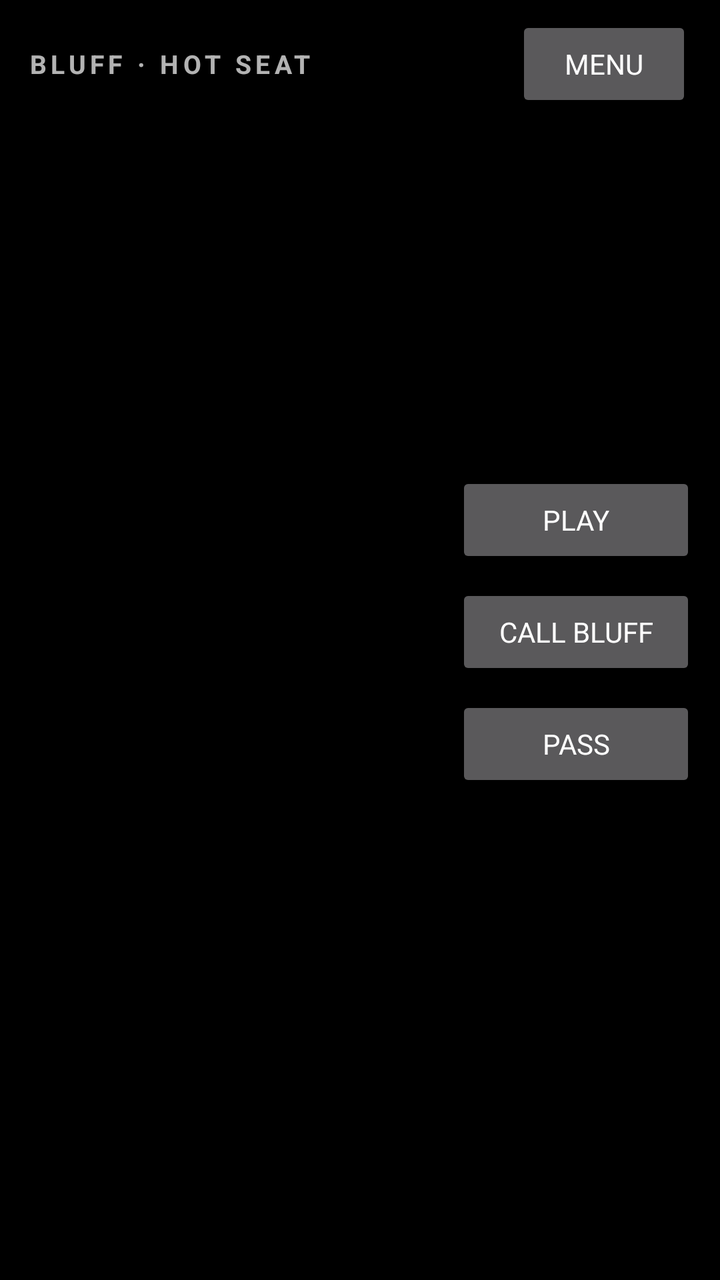
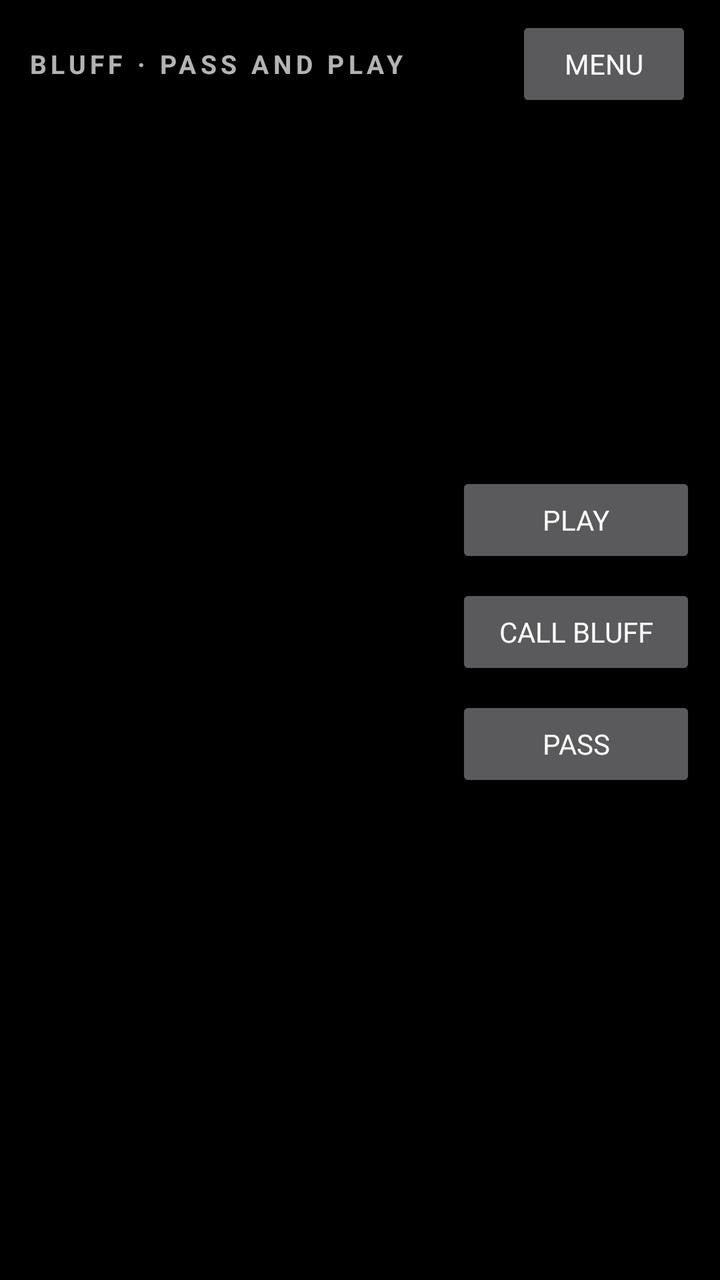

Screens rendered from an Android XML layout before and after an edit, with the pre-edit source and the edit as a unified diff.
<!-- AndroidManifest.xml: activity theme Theme.CardClash.Dev.Game -->
<!-- res/layout/activity_bluff.xml -->
<?xml version="1.0" encoding="utf-8"?>
<androidx.constraintlayout.widget.ConstraintLayout
    xmlns:android="http://schemas.android.com/apk/res/android"
    xmlns:app="http://schemas.android.com/apk/res-auto"
    android:id="@+id/tableRoot"
    android:layout_width="match_parent"
    android:layout_height="match_parent"
    android:keepScreenOn="true">

    
    <LinearLayout
        android:id="@+id/topBar"
        android:layout_width="0dp"
        android:layout_height="wrap_content"
        android:orientation="horizontal"
        android:gravity="center_vertical"
        android:paddingHorizontal="14dp"
        android:paddingVertical="8dp"
        app:layout_constraintTop_toTopOf="parent"
        app:layout_constraintStart_toStartOf="parent"
        app:layout_constraintEnd_toEndOf="parent">

        <TextView
            android:id="@+id/modeLabel"
            android:layout_width="wrap_content"
            android:layout_height="wrap_content"
            android:text="BLUFF · HOT SEAT"
            android:letterSpacing="0.16"
            android:textStyle="bold"
            android:textSize="13sp" />

        <TextView
            android:id="@+id/ruleLabel"
            android:layout_width="wrap_content"
            android:layout_height="wrap_content"
            android:text=""
            android:textSize="12sp"
            android:letterSpacing="0.12"
            android:layout_marginStart="14dp" />

        <View android:layout_width="0dp" android:layout_height="1dp" android:layout_weight="1" />

        <Button
            android:id="@+id/btnMenu"
            android:layout_width="wrap_content"
            android:layout_height="wrap_content"
            android:text="MENU" />
    </LinearLayout>

    
    <ScrollView
        android:id="@+id/opponentScroll"
        android:layout_width="160dp"
        android:layout_height="0dp"
        android:scrollbars="none"
        android:paddingHorizontal="10dp"
        app:layout_constraintTop_toBottomOf="@id/topBar"
        app:layout_constraintBottom_toBottomOf="parent"
        app:layout_constraintStart_toStartOf="parent">

        <LinearLayout
            android:id="@+id/opponentColumn"
            android:layout_width="match_parent"
            android:layout_height="wrap_content"
            android:orientation="vertical"
            android:paddingTop="6dp"
            android:paddingBottom="10dp" />
    </ScrollView>

    
    <LinearLayout
        android:id="@+id/centerStack"
        android:layout_width="0dp"
        android:layout_height="wrap_content"
        android:orientation="vertical"
        android:gravity="center_horizontal"
        android:paddingHorizontal="20dp"
        app:layout_constraintTop_toBottomOf="@id/topBar"
        app:layout_constraintBottom_toTopOf="@id/handArea"
        app:layout_constraintStart_toEndOf="@id/opponentScroll"
        app:layout_constraintEnd_toStartOf="@id/actionColumn"
        app:layout_constraintVertical_bias="0.45">

        <TextView
            android:id="@+id/sequenceLabel"
            android:layout_width="wrap_content"
            android:layout_height="wrap_content"
            android:text="NO ACTIVE SEQUENCE"
            android:textSize="11sp"
            android:textStyle="bold"
            android:letterSpacing="0.20"
            android:gravity="center"
            android:paddingHorizontal="14dp"
            android:paddingVertical="6dp" />

        <FrameLayout
            android:id="@+id/pileStack"
            android:layout_width="wrap_content"
            android:layout_height="wrap_content"
            android:layout_marginTop="8dp" />

        <TextView
            android:id="@+id/pileMeta"
            android:layout_width="wrap_content"
            android:layout_height="wrap_content"
            android:text=""
            android:textSize="11sp"
            android:letterSpacing="0.18"
            android:layout_marginTop="10dp" />

        <TextView
            android:id="@+id/turnLabel"
            android:layout_width="wrap_content"
            android:layout_height="wrap_content"
            android:text=""
            android:textSize="13sp"
            android:textStyle="bold"
            android:letterSpacing="0.12"
            android:layout_marginTop="4dp" />

        <TextView
            android:id="@+id/resolution"
            android:layout_width="wrap_content"
            android:layout_height="wrap_content"
            android:text=""
            android:textSize="12sp"
            android:gravity="center"
            android:paddingHorizontal="10dp"
            android:layout_marginTop="6dp" />

        <HorizontalScrollView
            android:id="@+id/rankPickerScroll"
            android:layout_width="wrap_content"
            android:layout_height="wrap_content"
            android:scrollbars="none"
            android:paddingHorizontal="16dp"
            android:layout_marginTop="10dp"
            android:visibility="gone">

            <LinearLayout
                android:id="@+id/rankPicker"
                android:layout_width="wrap_content"
                android:layout_height="wrap_content"
                android:orientation="horizontal" />
        </HorizontalScrollView>

        <TextView
            android:id="@+id/lockedRankLabel"
            android:layout_width="wrap_content"
            android:layout_height="wrap_content"
            android:text=""
            android:textSize="11sp"
            android:letterSpacing="0.14"
            android:layout_marginTop="6dp"
            android:visibility="gone" />
    </LinearLayout>

    
    <LinearLayout
        android:id="@+id/handArea"
        android:layout_width="0dp"
        android:layout_height="wrap_content"
        android:orientation="vertical"
        android:paddingHorizontal="14dp"
        android:paddingBottom="10dp"
        app:layout_constraintBottom_toBottomOf="parent"
        app:layout_constraintStart_toEndOf="@id/opponentScroll"
        app:layout_constraintEnd_toStartOf="@id/actionColumn">

        <LinearLayout
            android:layout_width="match_parent"
            android:layout_height="wrap_content"
            android:orientation="horizontal"
            android:gravity="center_vertical">

            <TextView
                android:id="@+id/handCountLabel"
                android:layout_width="0dp"
                android:layout_height="wrap_content"
                android:layout_weight="1"
                android:text=""
                android:textSize="11sp"
                android:letterSpacing="0.10" />

            <TextView
                android:id="@+id/selectionInfo"
                android:layout_width="wrap_content"
                android:layout_height="wrap_content"
                android:text=""
                android:textSize="11sp"
                android:letterSpacing="0.10" />
        </LinearLayout>

        <HorizontalScrollView
            android:id="@+id/handScroll"
            android:layout_width="match_parent"
            android:layout_height="wrap_content"
            android:scrollbars="none"
            android:layout_marginTop="6dp">

            <LinearLayout
                android:id="@+id/handRow"
                android:layout_width="wrap_content"
                android:layout_height="wrap_content"
                android:orientation="horizontal"
                android:gravity="center_vertical"
                android:paddingTop="14dp" />
        </HorizontalScrollView>
    </LinearLayout>

    
    <LinearLayout
        android:id="@+id/actionColumn"
        android:layout_width="wrap_content"
        android:layout_height="wrap_content"
        android:orientation="vertical"
        android:paddingHorizontal="12dp"
        app:layout_constraintTop_toTopOf="parent"
        app:layout_constraintBottom_toBottomOf="parent"
        app:layout_constraintEnd_toEndOf="parent">

        <Button
            android:id="@+id/btnPlay"
            android:layout_width="120dp"
            android:layout_height="wrap_content"
            android:text="PLAY"
            android:enabled="false"
            android:layout_marginBottom="8dp" />

        <Button
            android:id="@+id/btnCallBluff"
            android:layout_width="120dp"
            android:layout_height="wrap_content"
            android:text="CALL BLUFF"
            android:layout_marginBottom="8dp" />

        <Button
            android:id="@+id/btnSkip"
            android:layout_width="120dp"
            android:layout_height="wrap_content"
            android:text="PASS"
            android:layout_marginBottom="8dp" />

        <Button
            android:id="@+id/btnClear"
            android:layout_width="120dp"
            android:layout_height="wrap_content"
            android:text="CLEAR PILE"
            android:visibility="gone" />
    </LinearLayout>

    
    <LinearLayout
        android:id="@+id/openCallOverlay"
        android:layout_width="0dp"
        android:layout_height="0dp"
        android:orientation="vertical"
        android:gravity="center"
        android:padding="32dp"
        android:visibility="gone"
        app:layout_constraintTop_toBottomOf="@id/topBar"
        app:layout_constraintBottom_toBottomOf="parent"
        app:layout_constraintStart_toStartOf="parent"
        app:layout_constraintEnd_toEndOf="parent">

        <TextView
            android:id="@+id/openCallEyebrow"
            android:layout_width="wrap_content"
            android:layout_height="wrap_content"
            android:text="OPEN CALL WINDOW"
            android:letterSpacing="0.20"
            android:textSize="12sp"
            android:textStyle="bold" />

        <TextView
            android:id="@+id/openCallClaim"
            android:layout_width="wrap_content"
            android:layout_height="wrap_content"
            android:text=""
            android:textSize="32sp"
            android:textStyle="bold"
            android:letterSpacing="0.04"
            android:gravity="center"
            android:layout_marginTop="14dp" />

        <TextView
            android:id="@+id/openCallSub"
            android:layout_width="wrap_content"
            android:layout_height="wrap_content"
            android:text="Anyone calling? Tap your name. Otherwise pass to the next player."
            android:textSize="14sp"
            android:gravity="center"
            android:layout_marginTop="10dp"
            android:layout_marginBottom="20dp" />

        <LinearLayout
            android:id="@+id/openCallCallerRow"
            android:layout_width="wrap_content"
            android:layout_height="wrap_content"
            android:orientation="horizontal"
            android:gravity="center" />

        <Button
            android:id="@+id/btnNoCall"
            android:layout_width="wrap_content"
            android:layout_height="wrap_content"
            android:text="NO CALL — PASS"
            android:layout_marginTop="22dp" />
    </LinearLayout>

</androidx.constraintlayout.widget.ConstraintLayout>
<!-- resources referenced by this layout -->
<resources>
  <style name="Theme.CardClash.Dev.Game">
          <item name="android:windowFullscreen">true</item>
          <item name="android:windowLayoutInDisplayCutoutMode" tools:targetApi="o_mr1">shortEdges</item>
      </style>
</resources>

<!-- the commit's change to res/layout/activity_bluff.xml (unified diff, before → after) -->
@@ -24,7 +24,7 @@
             android:id="@+id/modeLabel"
             android:layout_width="wrap_content"
             android:layout_height="wrap_content"
-            android:text="BLUFF · HOT SEAT"
+            android:text="BLUFF · PASS AND PLAY"
             android:letterSpacing="0.16"
             android:textStyle="bold"
             android:textSize="13sp" />
